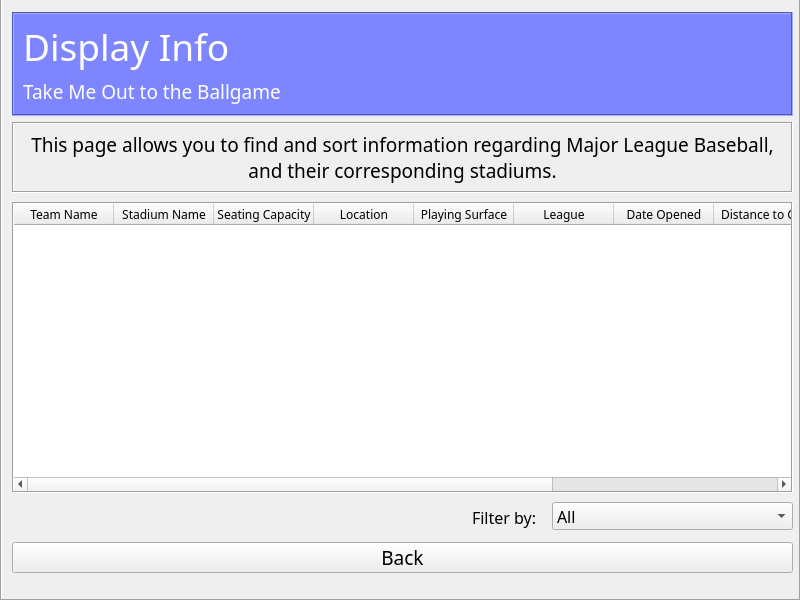
Old version of the form mainwindow.ui in the repository RSpeckles/Baseball.
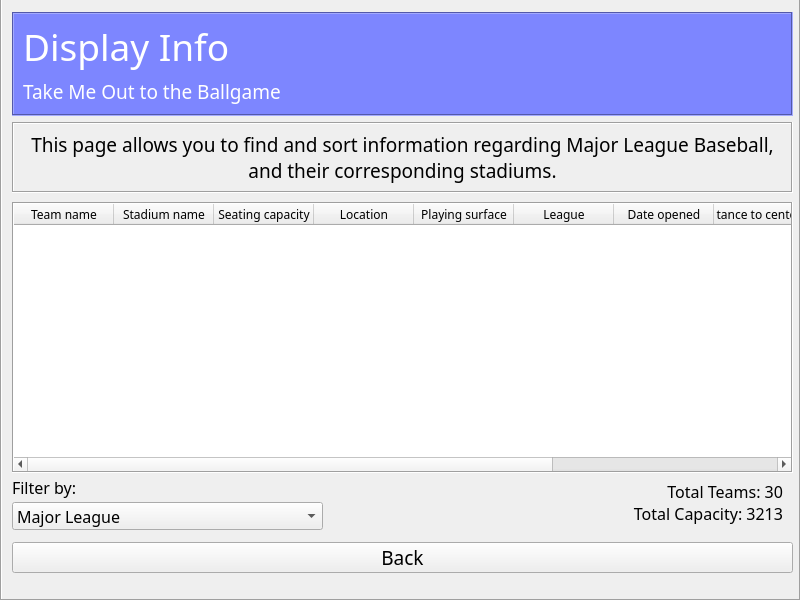
New version of the form. The open tabs and pages were chosen to show the change.

```diff
--- a/mainwindow.ui
+++ b/mainwindow.ui
@@ -459,7 +459,7 @@
         <x>10</x>
         <y>220</y>
         <width>781</width>
-        <height>291</height>
+        <height>271</height>
        </rect>
       </property>
       <property name="font">
@@ -476,17 +476,17 @@
       </property>
       <column>
        <property name="text">
-        <string>Team Name</string>
+        <string>Team name</string>
        </property>
       </column>
       <column>
        <property name="text">
-        <string>Stadium Name</string>
+        <string>Stadium name</string>
        </property>
       </column>
       <column>
        <property name="text">
-        <string>Seating Capacity</string>
+        <string>Seating capacity</string>
        </property>
       </column>
       <column>
@@ -496,7 +496,7 @@
       </column>
       <column>
        <property name="text">
-        <string>Playing Surface</string>
+        <string>Playing surface</string>
        </property>
       </column>
       <column>
@@ -506,31 +506,31 @@
       </column>
       <column>
        <property name="text">
-        <string>Date Opened</string>
+        <string>Date opened</string>
        </property>
       </column>
       <column>
        <property name="text">
-        <string>Distance to C.F.</string>
+        <string>Distance to center field</string>
        </property>
       </column>
       <column>
        <property name="text">
-        <string>Ballpark Typology</string>
+        <string>Ballpark typology</string>
        </property>
       </column>
       <column>
        <property name="text">
-        <string>Roof Type</string>
+        <string>Roof type</string>
        </property>
       </column>
      </widget>
      <widget class="QComboBox" name="comboBox">
       <property name="geometry">
        <rect>
-        <x>550</x>
+        <x>10</x>
         <y>520</y>
-        <width>241</width>
+        <width>311</width>
         <height>28</height>
        </rect>
       </property>
@@ -540,11 +540,6 @@
         <pointsize>12</pointsize>
        </font>
       </property>
-      <item>
-       <property name="text">
-        <string>All</string>
-       </property>
-      </item>
       <item>
        <property name="text">
         <string>Major League</string>
@@ -574,8 +569,8 @@
      <widget class="QLabel" name="labelFilterBy">
       <property name="geometry">
        <rect>
-        <x>470</x>
-        <y>520</y>
+        <x>10</x>
+        <y>490</y>
         <width>81</width>
         <height>31</height>
        </rect>
@@ -590,6 +585,29 @@
        <string>Filter by:</string>
       </property>
      </widget>
+     <widget class="QLabel" name="totalDisplay">
+      <property name="geometry">
+       <rect>
+        <x>600</x>
+        <y>490</y>
+        <width>181</width>
+        <height>61</height>
+       </rect>
+      </property>
+      <property name="font">
+       <font>
+        <family>Bahnschrift Light</family>
+        <pointsize>12</pointsize>
+       </font>
+      </property>
+      <property name="text">
+       <string>Total Teams: 30 
+Total Capacity: 3213</string>
+      </property>
+      <property name="alignment">
+       <set>Qt::AlignRight|Qt::AlignTrailing|Qt::AlignVCenter</set>
+      </property>
+     </widget>
     </widget>
     <widget class="QWidget" name="plan">
      <widget class="QLabel" name="descPlan">
```
Left out of the diff: 26 changed lines with no effect on the pictures.
